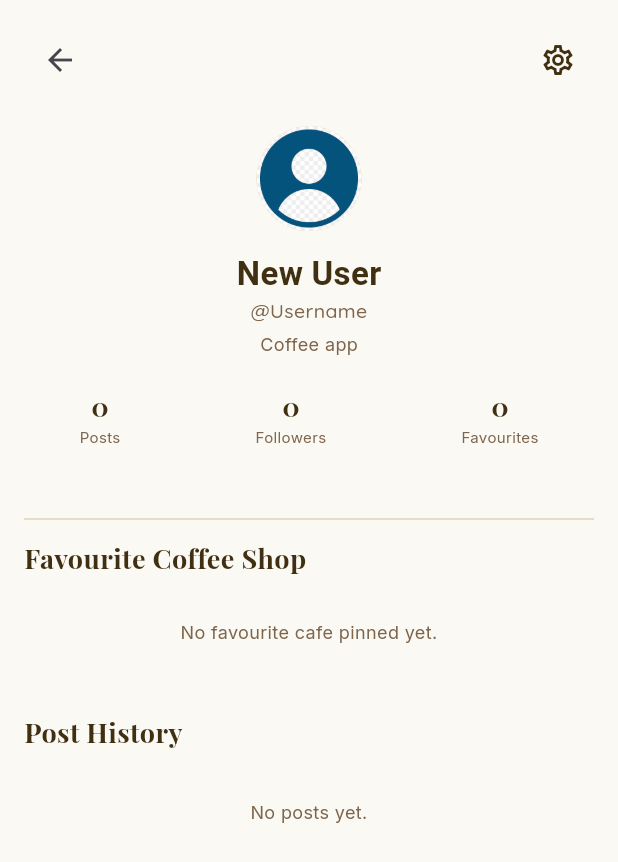
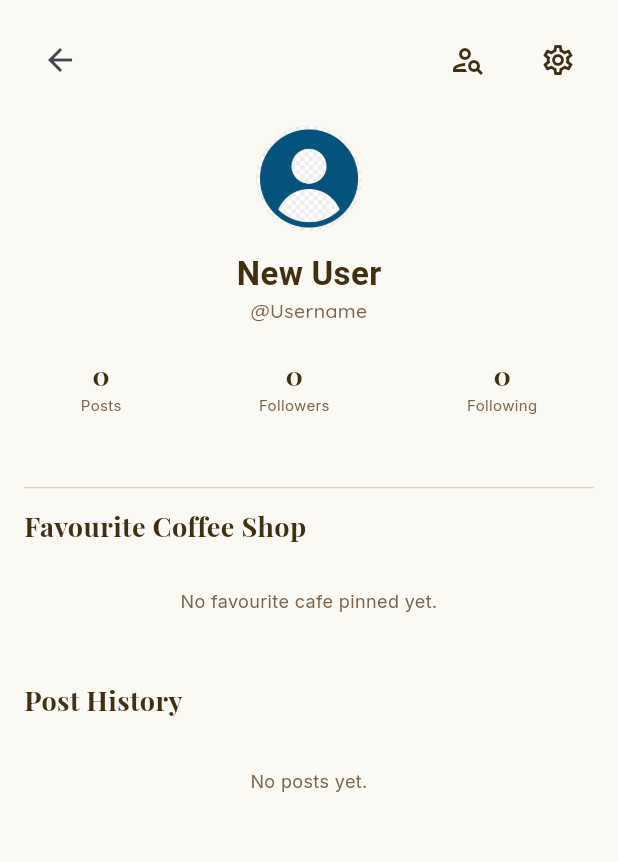
Before and after one commit to Astr0cyte/project_coffinder, a Flutter app: the ProfilePage screen opened directly, on a phone screen of 412 x 824 dp. Shown: the top 862 px of the screen. Run offline on Flutter 3.47's test engine with Material 3 defaults, Android fonts, the phone set to English and light mode, and no system bars; our stand-ins replace cloud_firestore, firebase_auth, firebase_core, google_fonts, image_picker; accounts and stored records are empty; network calls fail; Roboto replaces fonts that are missing (PlayfairDisplay).

Commit message:
added user search feature, and implemented following functionality

```diff
--- a/lib/pages/profile_page.dart
+++ b/lib/pages/profile_page.dart
@@ -325,6 +325,7 @@ import '../widgets/review_list_item.dart';
 import 'app_colors.dart';
 import 'coffee_shop_detail_screen.dart';
 import 'settings_popup.dart';
+import 'user_search_page.dart';
 
 class ProfilePage extends StatefulWidget {
   final String? userId;
@@ -336,8 +337,6 @@ class ProfilePage extends StatefulWidget {
 }
 
 class _ProfilePageState extends State<ProfilePage> {
-  // Tăng biến này để ép FutureBuilder đếm lại followers sau khi follow/unfollow.
-  int _followRefreshTick = 0;
 
   // Cache stream theo profileUid: chỉ tạo Stream MỚI khi đổi sang xem
   // profile khác, không tạo lại mỗi lần build() -> tránh StreamBuilder
@@ -415,8 +414,6 @@ class _ProfilePageState extends State<ProfilePage> {
                               FollowButton(
                                 currentUid: currentUser.uid,
                                 targetUid: profileUid,
-                                onChanged: () =>
-                                    setState(() => _followRefreshTick++),
                               ),
                             const SizedBox(height: 20.0),
                             const Divider(color: Color(0xFFDED4BA), thickness: 1),
@@ -538,7 +535,20 @@ class _ProfilePageState extends State<ProfilePage> {
               onPressed: () => Navigator.pop(context),
             ),
             const Spacer(),
-            if (isOwnProfile)
+            IconButton(
+              icon: const Icon(Icons.person_search_outlined),
+              padding: EdgeInsets.zero,
+              constraints: const BoxConstraints(),
+              splashColor: Colors.transparent,
+              highlightColor: Colors.transparent,
+              hoverColor: Colors.transparent,
+              color: const Color(0xFF402F11),
+              onPressed: () => Navigator.of(context).push(
+                MaterialPageRoute(builder: (_) => const UserSearchPage()),
+              ),
+            ),
+            if (isOwnProfile) ...[
+              const SizedBox(width: 12),
               IconButton(
                 icon: const Icon(Icons.settings_outlined),
                 padding: EdgeInsets.zero,
@@ -554,6 +564,7 @@ class _ProfilePageState extends State<ProfilePage> {
                   );
                 },
               ),
+            ],
           ],
         ),
         const SizedBox(height: 20),
@@ -578,6 +589,7 @@ class _ProfilePageState extends State<ProfilePage> {
             ),
           ),
         ),
+        if (isOwnProfile)
           Center(
             child: Text(
               user.email.isNotEmpty ? user.email : '@Username',
@@ -589,38 +601,26 @@ class _ProfilePageState extends State<ProfilePage> {
               ),
             ),
           ),
-        const SizedBox(height: 4.0),
-        Center(
-          child: Text(
-            user.role.isNotEmpty ? user.role : 'Coffee app',
-            style: const TextStyle(
-              fontSize: 12,
-              fontWeight: FontWeight.w400,
-              fontFamily: 'Inter',
-              color: Color(0xFF7E654C),
-            ),
-          ),
-        ),
         const SizedBox(height: 20.0),
         Row(
           mainAxisAlignment: MainAxisAlignment.spaceEvenly,
           children: [
             ProfileStat(value: '$postCount', label: 'Posts'),
             const SizedBox(width: 16.0),
-            FutureBuilder<int>(
-              key: ValueKey('followers_${profileUid}_$_followRefreshTick'),
-              future: FollowService.instance.countFollowers(profileUid),
-              builder: (context, snap) {
-                return ProfileStat(
+            StreamBuilder<int>(
+              stream: FollowService.instance.streamFollowerCount(profileUid),
+              builder: (context, snap) => ProfileStat(
                 value: '${snap.data ?? 0}',
                 label: 'Followers',
-                );
-              },
+              ),
             ),
             const SizedBox(width: 16.0),
-            ProfileStat(
-              value: '${user.favoriteCafeCount}',
-              label: 'Favourites',
+            StreamBuilder<int>(
+              stream: FollowService.instance.streamFollowingCount(profileUid),
+              builder: (context, snap) => ProfileStat(
+                value: '${snap.data ?? 0}',
+                label: 'Following',
+              ),
             ),
           ],
         ),
```
Also changed, not shown: lib/pages/home_screen.dart (+16 -5 lines), lib/pages/user_search_page.dart (added, +170 -0 lines), lib/services/follow_service.dart (+16 -0 lines), lib/services/user_service.dart (+12 -0 lines). Lines whose indentation alone changed are shown as unchanged.
